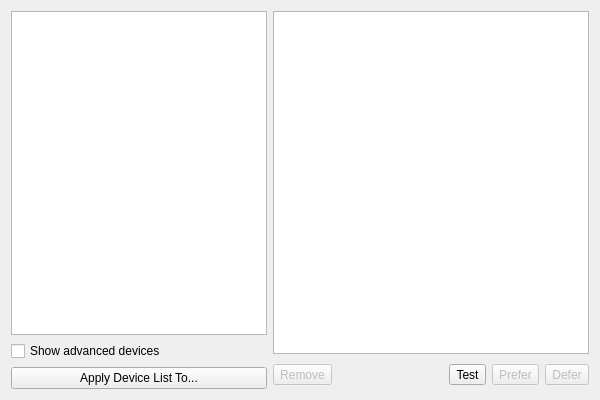
Above: phonon/kcm/devicepreference.ui from KDE/kde-runtime before the change. Below: the same form after it.
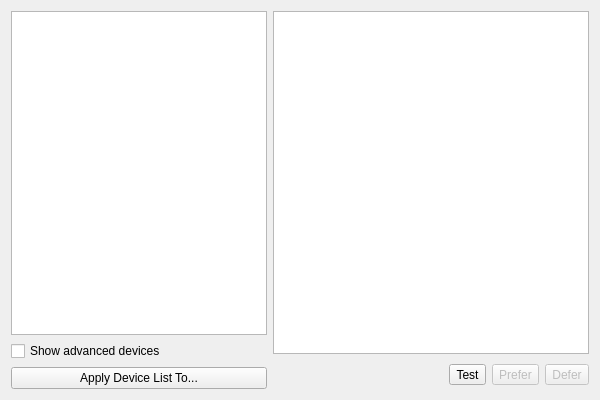
That is the form after the change.

Commit message:
phonon: Remove the remove button.
The remove button was only activated for devices which were not enabled,
but it was not possible to select devices which were not enabled so this
condition was never met. Additionally, the device would only be removed
if the Phonon device was returned in a DBus call which checked to see
if the device was not available. This would always be true as the only way
the button could be valid is if the device was not available.

Thus the DBus call was pointless in the first place and likely should
also be nuked.

Patch:
```diff
--- a/phonon/kcm/devicepreference.ui
+++ b/phonon/kcm/devicepreference.ui
@@ -152,19 +152,6 @@
    </item>
    <item row="1" column="1">
     <layout class="QHBoxLayout">
-     <item>
-      <widget class="QToolButton" name="removeButton">
-       <property name="enabled">
-        <bool>false</bool>
-       </property>
-       <property name="text">
-        <string>Remove</string>
-       </property>
-       <property name="toolButtonStyle">
-        <enum>Qt::ToolButtonTextBesideIcon</enum>
-       </property>
-      </widget>
-     </item>
      <item>
       <spacer>
        <property name="orientation">
```
The commit also changes 2 other files.
